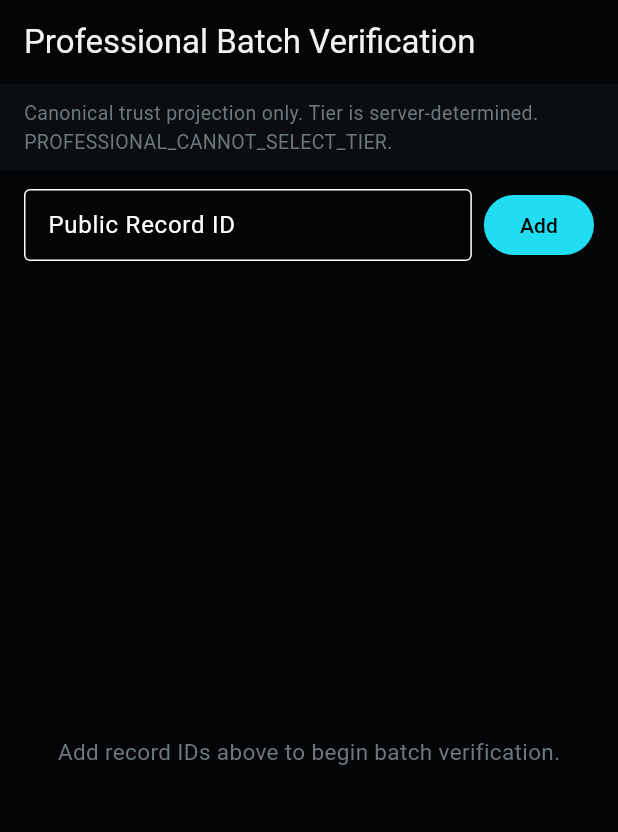
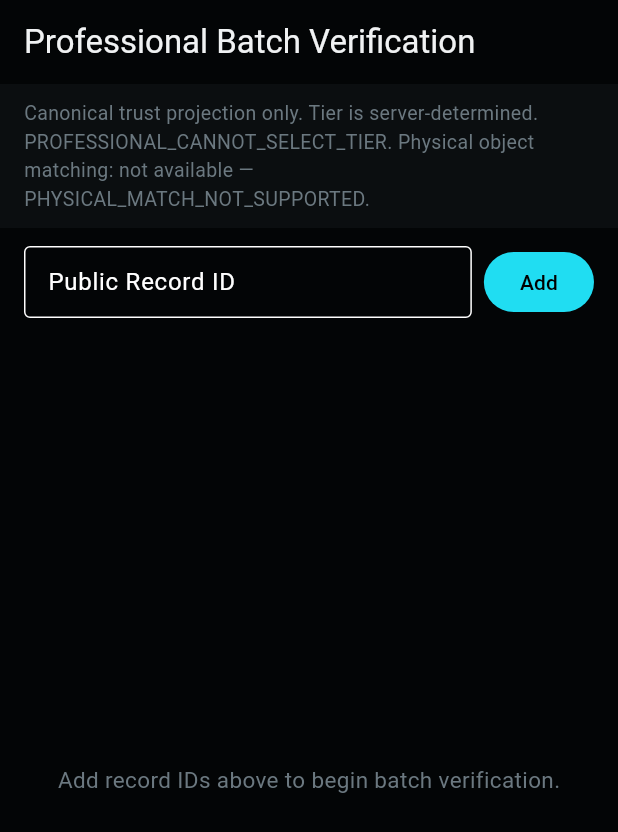
Before and after one commit to VERITAN-TO/provenance-verified, a Flutter app: the ProfessionalBatchScreen screen opened by its route, on a phone screen of 412 x 824 dp. Shown: the top 832 px of the screen. Run offline on Flutter 3.47's test engine with Material 3 defaults, Android fonts, the phone set to English and light mode, and no system bars; our stand-ins replace file_picker, flutter_riverpod, flutter_secure_storage, go_router, image_picker, shared_preferences; missing offline and left inert: mobile_scanner; accounts and stored records are empty.

Commit message:
feat(M2-50-08): add user-visible physical-match gate to professional screens
REQ-027 acceptance: unsupported physical-match methods must remain
explicitly unavailable/qualified. The existing _PhysicalMatchGate in
trust_result_screen.dart covers the trust result view. CTO correction
5723050816 identified it is NOT in professional_batch_screen.dart.

Smallest canonical delta: add physical-match unavailability disclosure
to both professional screen capability headers (batch + inventory).
Gate is unconditional and const — cannot be bypassed by any server
response or user action.

Changes:
- professional_batch_screen.dart: capability header now includes
  'Physical object matching: not available — PHYSICAL_MATCH_NOT_SUPPORTED.'
- professional_inventory_screen.dart: same gate in capability header
- C55-1, C55-2: widget tests asserting gate text + annotation present
- EXPECTED_M2_UNIT_COUNT: 326 → 328

MONEY_CONTROLS_TRUST = FALSE. PHYSICAL_MATCH_NOT_SUPPORTED.
PROFESSIONAL_CANNOT_SELECT_TIER.

Co-Authored-By: Claude Sonnet 4.6 <noreply@anthropic.com>
Claude-Session: https://claude.ai/code/session_01AF4h9ggxn1ZCTkdhVZ1kp1

```diff
--- a/lib/professional/screens/professional_batch_screen.dart
+++ b/lib/professional/screens/professional_batch_screen.dart
@@ -49,9 +49,12 @@ class _ProfessionalBatchScreenState extends ConsumerState<ProfessionalBatchScree
             color: PvColors.muted.withAlpha(20),
             child: Text(
               'Canonical trust projection only. Tier is server-determined. '
-              'PROFESSIONAL_CANNOT_SELECT_TIER.',
+              'PROFESSIONAL_CANNOT_SELECT_TIER. '
+              'Physical object matching: not available — PHYSICAL_MATCH_NOT_SUPPORTED.',
               style: PvTypography.bodySmall.copyWith(color: PvColors.muted),
-              semanticsLabel: 'Professional mode: canonical trust projection only. Tier is server-determined.',
+              semanticsLabel:
+                  'Professional mode: canonical trust projection only. Tier is server-determined. '
+                  'Physical object matching: not available — not supported in any mode.',
             ),
           ),
           // ID entry row
--- a/lib/professional/screens/professional_inventory_screen.dart
+++ b/lib/professional/screens/professional_inventory_screen.dart
@@ -54,10 +54,12 @@ class _ProfessionalInventoryScreenState
             color: PvColors.muted.withAlpha(20),
             child: Text(
               'Canonical trust projection only. Tier is server-determined. '
-              'PROFESSIONAL_CANNOT_SELECT_TIER.',
+              'PROFESSIONAL_CANNOT_SELECT_TIER. '
+              'Physical object matching: not available — PHYSICAL_MATCH_NOT_SUPPORTED.',
               style: PvTypography.bodySmall.copyWith(color: PvColors.muted),
               semanticsLabel:
-                  'Professional mode: canonical trust projection only. Tier is server-determined.',
+                  'Professional mode: canonical trust projection only. Tier is server-determined. '
+                  'Physical object matching: not available — not supported in any mode.',
             ),
           ),
           // Track ID entry row
```
Also changed, not shown: 2 other files.
